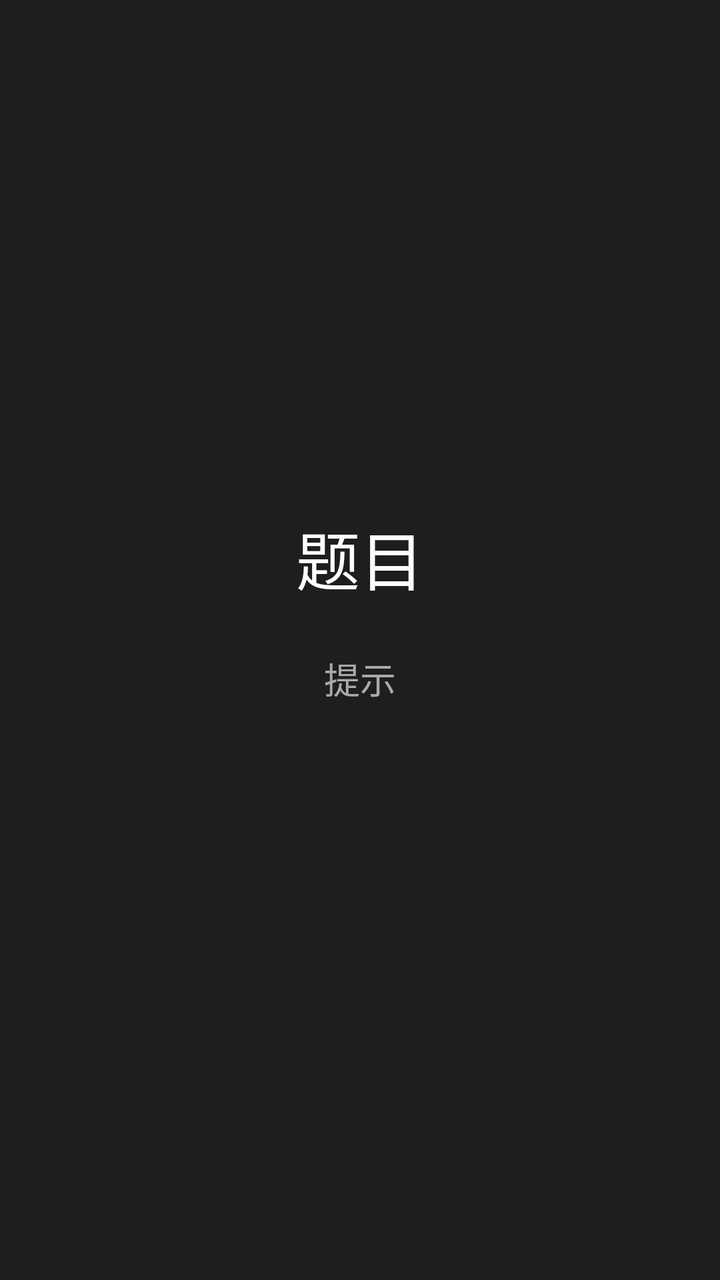
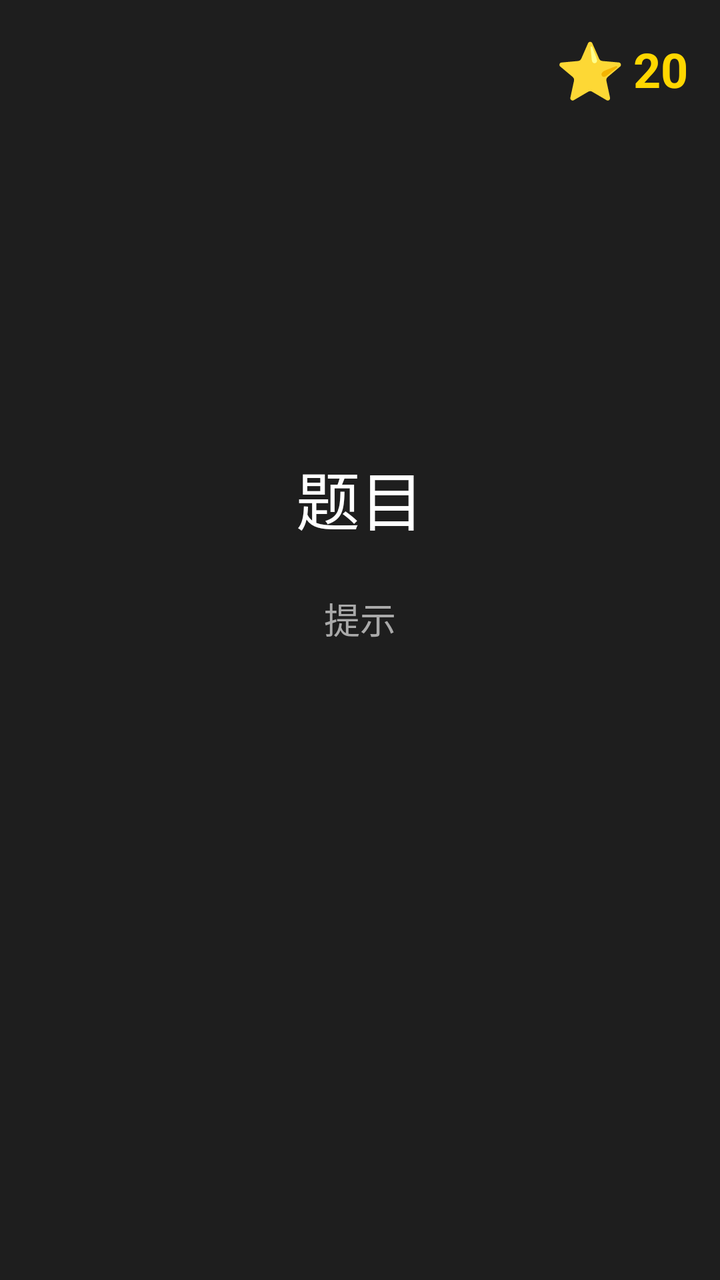

An Android layout rendered at two revisions. The XML below is the earlier revision; the diff shows what the commit changed to produce the second picture.
<!-- AndroidManifest.xml: application theme Theme.ChineseLearning -->
<!-- res/layout/fragment_game.xml -->
<?xml version="1.0" encoding="utf-8"?>
<FrameLayout xmlns:android="http://schemas.android.com/apk/res/android"
    android:layout_width="match_parent"
    android:layout_height="match_parent"
    android:background="#1E1E1E">

    
    <LinearLayout
        android:layout_width="match_parent"
        android:layout_height="match_parent"
        android:orientation="vertical"
        android:gravity="center"
        android:padding="32dp">

        <TextView
            android:id="@+id/tv_question"
            android:layout_width="match_parent"
            android:layout_height="wrap_content"
            android:text="题目"
            android:textSize="32sp"
            android:textColor="#FFFFFF"
            android:gravity="center"
            android:layout_marginBottom="24dp" />

        <TextView
            android:id="@+id/tv_hint"
            android:layout_width="match_parent"
            android:layout_height="wrap_content"
            android:text="提示"
            android:textSize="18sp"
            android:textColor="#AAAAAA"
            android:gravity="center"
            android:layout_marginBottom="32dp" />

        <LinearLayout
            android:id="@+id/options_container"
            android:layout_width="match_parent"
            android:layout_height="wrap_content"
            android:orientation="horizontal"
            android:gravity="center" />
    </LinearLayout>

    
    <ImageView
        android:id="@+id/iv_fullscreen_fail"
        android:layout_width="match_parent"
        android:layout_height="match_parent"
        android:src="@drawable/ic_fail"
        android:scaleType="center"
        android:visibility="gone" />

    
    <TextureView
        android:id="@+id/video_success"
        android:layout_width="match_parent"
        android:layout_height="match_parent"
        android:visibility="gone" />

    
    <TextureView
        android:id="@+id/video_error"
        android:layout_width="match_parent"
        android:layout_height="match_parent"
        android:visibility="gone" />

</FrameLayout>
<!-- resources referenced by this layout -->
<resources>
  <!-- drawable ic_fail (drawable) -->
  <vector xmlns:android="http://schemas.android.com/apk/res/android"
      android:width="200dp"
      android:height="200dp"
      android:viewportWidth="200"
      android:viewportHeight="200">
      
      <path
          android:fillColor="#FF1744"
          android:pathData="M100,10 C50,10 10,50 10,100 C10,150 50,190 100,190 C150,190 190,150 190,100 C190,50 150,10 100,10 Z" />
      
      <path
          android:fillColor="#FFFFFF"
          android:pathData="M140,70 L120,100 L140,130 L130,140 L100,120 L70,140 L60,130 L80,100 L60,70 L70,60 L100,80 L130,60 Z" />
  </vector>
  <style name="Theme.ChineseLearning" parent="Theme.AppCompat.NoActionBar">
          <item name="android:windowBackground">@color/black</item>
          <item name="android:colorPrimary">@color/purple_500</item>
          <item name="android:colorPrimaryDark">@color/purple_700</item>
          <item name="android:colorAccent">@color/teal_200</item>
      </style>
  <color name="black">#FF000000</color>
  <color name="purple_500">#FF6200EE</color>
  <color name="purple_700">#FF3700B3</color>
  <color name="teal_200">#FF03DAC5</color>
</resources>

<!-- the commit's change to res/layout/fragment_game.xml (unified diff, before → after) -->
@@ -6,11 +6,40 @@
 
     
     <LinearLayout
+        android:layout_width="wrap_content"
+        android:layout_height="wrap_content"
+        android:layout_gravity="top|end"
+        android:layout_margin="16dp"
+        android:orientation="horizontal"
+        android:gravity="center_vertical">
+
+        <TextView
+            android:id="@+id/tv_star_icon"
+            android:layout_width="wrap_content"
+            android:layout_height="wrap_content"
+            android:text="⭐"
+            android:textSize="28sp"
+            android:textColor="#FFD700" />
+
+        <TextView
+            android:id="@+id/tv_stars"
+            android:layout_width="wrap_content"
+            android:layout_height="wrap_content"
+            android:text="20"
+            android:textColor="#FFD700"
+            android:textSize="24sp"
+            android:textStyle="bold"
+            android:layout_marginStart="4dp" />
+    </LinearLayout>
+
+    
+    <LinearLayout
         android:layout_width="match_parent"
         android:layout_height="match_parent"
         android:orientation="vertical"
         android:gravity="center"
-        android:padding="32dp">
+        android:padding="32dp"
+        android:layout_marginBottom="60dp">
 
         <TextView
             android:id="@+id/tv_question"
@@ -38,26 +67,18 @@
             android:layout_height="wrap_content"
             android:orientation="horizontal"
             android:gravity="center" />
+
     </LinearLayout>
 
     
-    <ImageView
-        android:id="@+id/iv_fullscreen_fail"
-        android:layout_width="match_parent"
-        android:layout_height="match_parent"
-        android:src="@drawable/ic_fail"
-        android:scaleType="center"
-        android:visibility="gone" />
-
-    
-    <TextureView
+    <VideoView
         android:id="@+id/video_success"
         android:layout_width="match_parent"
         android:layout_height="match_parent"
         android:visibility="gone" />
 
     
-    <TextureView
+    <VideoView
         android:id="@+id/video_error"
         android:layout_width="match_parent"
         android:layout_height="match_parent"
<!-- resource entries referenced after the edit -->
@@ -1,20 +1,5 @@
 <!-- resources referenced by this layout -->
 <resources>
-  <!-- drawable ic_fail (drawable) -->
-  <vector xmlns:android="http://schemas.android.com/apk/res/android"
-      android:width="200dp"
-      android:height="200dp"
-      android:viewportWidth="200"
-      android:viewportHeight="200">
-      
-      <path
-          android:fillColor="#FF1744"
-          android:pathData="M100,10 C50,10 10,50 10,100 C10,150 50,190 100,190 C150,190 190,150 190,100 C190,50 150,10 100,10 Z" />
-      
-      <path
-          android:fillColor="#FFFFFF"
-          android:pathData="M140,70 L120,100 L140,130 L130,140 L100,120 L70,140 L60,130 L80,100 L60,70 L70,60 L100,80 L130,60 Z" />
-  </vector>
   <style name="Theme.ChineseLearning" parent="Theme.AppCompat.NoActionBar">
           <item name="android:windowBackground">@color/black</item>
           <item name="android:colorPrimary">@color/purple_500</item>
